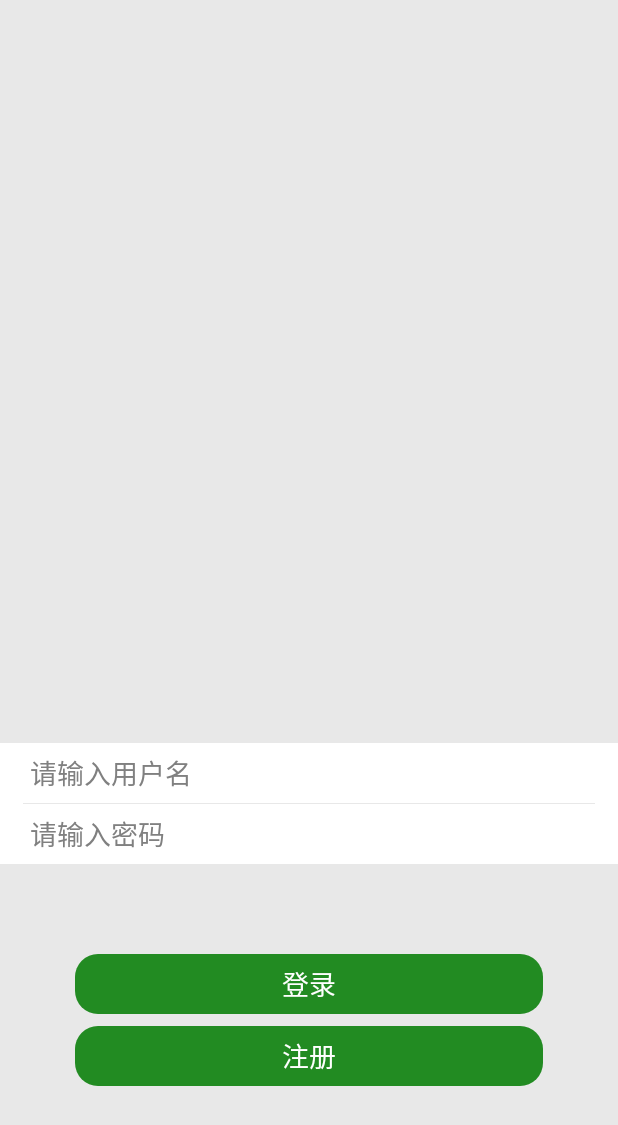
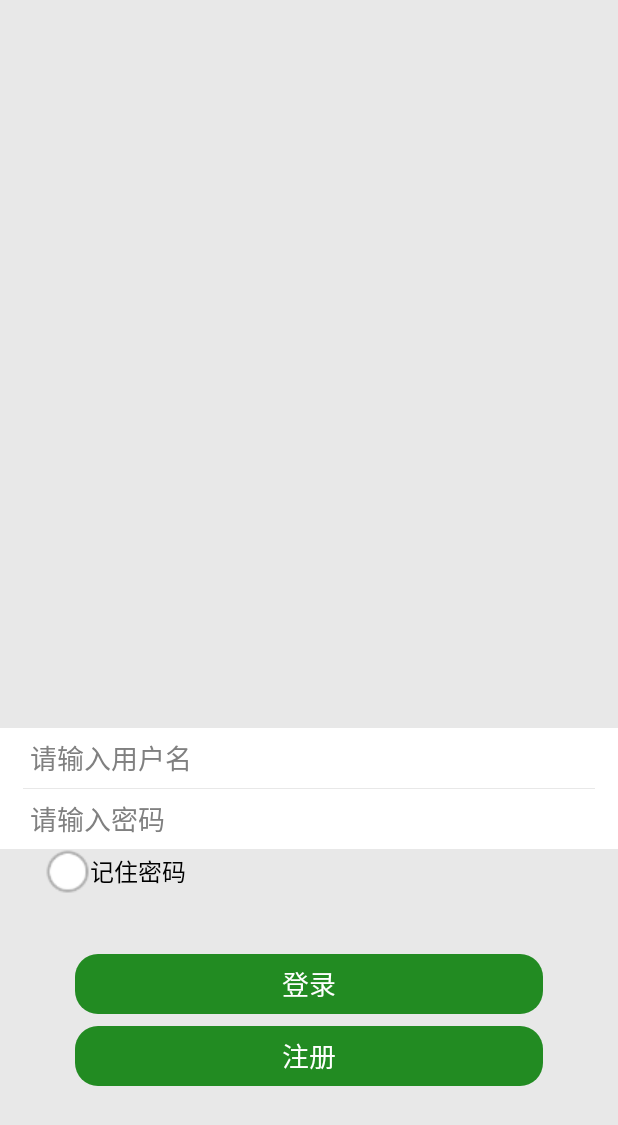
Before and after one commit to starraiser/Ye, an Android app: the screen it shows after launch (Login), on a phone screen of 412 x 824 dp. Shown: the top 1125 px of the screen. Run offline under Robolectric (Android 15) with nearby library versions, the phone set to English and light mode, and no system bars; libraries missing offline, so code that uses them is left out: com.tandong.sa; 2 statements that could not run were skipped.

Commit message:
添加记住密码功能

```diff
--- a/app/src/main/java/com/example/administrator/sqlite/Edit.java
+++ b/app/src/main/java/com/example/administrator/sqlite/Edit.java
@@ -71,7 +71,7 @@ public class Edit extends Activity {
 
         database = new DBManager(this);
 
-        SharedPreferences sharedPreferences = getSharedPreferences("test",Activity.MODE_PRIVATE);  // 获取当前用户id
+        SharedPreferences sharedPreferences = getSharedPreferences("info",Activity.MODE_PRIVATE);  // 获取当前用户id
         userId = sharedPreferences.getInt("userId",-1);
 
         SimpleDateFormat formatter = new SimpleDateFormat("yyyy-MM-dd HH:mm:ss");
--- a/app/src/main/java/com/example/administrator/sqlite/Login.java
+++ b/app/src/main/java/com/example/administrator/sqlite/Login.java
@@ -8,6 +8,7 @@ import android.graphics.BitmapFactory;
 import android.graphics.drawable.Drawable;
 import android.os.Bundle;
 import android.view.View;
+import android.widget.CheckBox;
 import android.widget.EditText;
 import android.widget.ImageView;
 import android.widget.TextView;
@@ -25,6 +26,7 @@ public class Login extends Activity {
     private TextView login;
     private TextView register;
     private ImageView avatar;
+    private CheckBox rememberPass;
 
     DBManager database;
 
@@ -44,6 +46,7 @@ public class Login extends Activity {
         login = (TextView)findViewById(R.id.login);
         register = (TextView)findViewById(R.id.register);
         avatar = (ImageView)findViewById(R.id.loginAvatar);
+        rememberPass = (CheckBox)findViewById(R.id.rememberPass);
 
         BitmapFactory.Options options = new BitmapFactory.Options();  // 添加圆形头像
         options.inMutable = false;
@@ -53,39 +56,49 @@ public class Login extends Activity {
         Drawable avatarDrawable = avatarDrawableFactory.getRoundedAvatarDrawable(bitmap);
         avatar.setImageDrawable(avatarDrawable);
 
-        String cacheName = database.getCache();
+        String cacheName = database.getCacheName();
         username.setText(cacheName);
+
+        if(1 == database.getCacheFlag()){
+            String pass = database.getCachePassword();
+            password.setText(pass);
+            rememberPass.setChecked(true);
+        }
 
         login.setOnClickListener(new OnClickListener() {
             @Override
             public void onClick(View v) {
                 if (0 == username.getText().length()) {  // 判断用户名是否为空
                     Toast toast = Toast.makeText(getApplicationContext(),
-                            "请输入用户名",Toast.LENGTH_SHORT);
+                            "请输入用户名", Toast.LENGTH_SHORT);
                     toast.show();
                 } else if (0 == password.getText().length()) {  // 判断密码是否为空
                     Toast toast = Toast.makeText(getApplicationContext(),
-                            "请输入密码",Toast.LENGTH_SHORT);
+                            "请输入密码", Toast.LENGTH_SHORT);
                     toast.show();
                 } else {
                     String name = username.getText().toString();  // 获取edittext里的用户名密码
                     String pass = password.getText().toString();
-                    if(database.checkUser(name,pass)){
-                        SharedPreferences mySharedPreferences = getSharedPreferences("test",Activity.MODE_PRIVATE);  // 利用SharedPreferences保存当前用户id
+                    if (database.checkUser(name, pass)) {
+                        SharedPreferences mySharedPreferences = getSharedPreferences("info", Activity.MODE_PRIVATE);  // 利用SharedPreferences保存当前用户id
                         SharedPreferences.Editor editor = mySharedPreferences.edit();
+
                         editor.putInt("userId", database.getIdByName(name));
                         editor.commit();
 
-                        database.addCache(name);  // 修改缓存的用户名
+                        if (rememberPass.isChecked()) {
+                            database.addCache(name,pass,1);  // 修改缓存的用户名
+                        } else{
+                            database.addCache(name,pass,0);
+                        }
 
                         Intent intentToMain = new Intent();
-                        intentToMain.setClass(Login.this,MainActivity.class);
+                        intentToMain.setClass(Login.this, MainActivity.class);
                         startActivity(intentToMain);
                         finish();
-                    }
-                    else{
+                    } else {
                         Toast toast = Toast.makeText(getApplicationContext(),
-                                "用户名或密码不正确",Toast.LENGTH_SHORT);
+                                "用户名或密码不正确", Toast.LENGTH_SHORT);
                         toast.show();
                     }
                 }
--- a/app/src/main/java/com/example/administrator/sqlite/MainActivity.java
+++ b/app/src/main/java/com/example/administrator/sqlite/MainActivity.java
@@ -46,7 +46,7 @@ public class MainActivity extends Activity {
 
         database = new DBManager(this);
 
-        SharedPreferences sharedPreferences = getSharedPreferences("test",Activity.MODE_PRIVATE);  // 获取当前用户id
+        SharedPreferences sharedPreferences = getSharedPreferences("info",Activity.MODE_PRIVATE);  // 获取当前用户id
         userId = sharedPreferences.getInt("userId",-1);
 
         listView = (ListView)findViewById(R.id.list);
--- a/app/src/main/java/com/example/administrator/sqlite/Register.java
+++ b/app/src/main/java/com/example/administrator/sqlite/Register.java
@@ -51,10 +51,10 @@ public class Register extends Activity {
                             User user = new User(tempName, tempPassword);
 
                             database.addUser(user);  // 向数据库添加新用户
-                            database.addCache(tempName);  // 修改缓存的用户名
+                            database.addCache(tempName,tempPassword,0);  // 修改缓存的用户名
 
                             SharedPreferences mySharedPreferences =
-                                    getSharedPreferences("test", Activity.MODE_PRIVATE);  // 利用SharedPreferences保存当前用户id
+                                    getSharedPreferences("info", Activity.MODE_PRIVATE);  // 利用SharedPreferences保存当前用户id
                             SharedPreferences.Editor editor = mySharedPreferences.edit();
                             editor.putInt("userId", database.getIdByName(tempName));
                             editor.commit();
--- a/app/src/main/java/com/example/administrator/sqlite/database/DBManager.java
+++ b/app/src/main/java/com/example/administrator/sqlite/database/DBManager.java
@@ -25,18 +25,20 @@ public class DBManager {
         db = helper.getWritableDatabase();
     }
 
-    public void addCache(String name){  // 添加或更新记住用户名的缓存
+    public void addCache(String name, String password, int flag){  // 添加或更新记住用户名的缓存
         ContentValues cv = new ContentValues();
         Cursor cursor = db.rawQuery("select _id from CACHE",null);
         if(0 == cursor.getCount()){
-            db.execSQL("insert into CACHE values(null,?)",new String[]{name});
+            db.execSQL("insert into CACHE values(null,?,?,?)",
+                    new String[]{name,password,Integer.toString(flag)});
         }
         else{
-            db.execSQL("update CACHE set userName=? where _id=?",new String[]{name,"1"});
+            db.execSQL("update CACHE set userName=? ,password=?,flag=? where _id=1",
+                    new String[]{name,password,Integer.toString(flag)});
         }
     }
 
-    public String getCache(){  // 获取缓存的用户名
+    public String getCacheName(){  // 获取缓存的用户名
         String name="";
         ContentValues cv = new ContentValues();
         Cursor cursor = db.rawQuery("select userName from CACHE where _id=?",new String[]{Integer.toString(1)});
@@ -46,6 +48,29 @@ public class DBManager {
         }
 
         return name;
+    }
+
+    public String getCachePassword(){
+        String password="";
+        ContentValues cv = new ContentValues();
+        Cursor cursor = db.rawQuery("select password from CACHE where _id=?",new String[]{Integer.toString(1)});
+
+        while(cursor.moveToNext()){
+            password=cursor.getString(cursor.getColumnIndex("password"));
+        }
+
+        return password;
+    }
+
+    public int getCacheFlag(){
+        int flag = 0;
+        ContentValues cv = new ContentValues();
+        Cursor cursor = db.rawQuery("select flag from CACHE where _id=?",new String[]{Integer.toString(1)});
+
+        while(cursor.moveToNext()){
+            flag = cursor.getInt(cursor.getColumnIndex("flag"));
+        }
+        return flag;
     }
 
     public void addUser(User user){  // 添加用户
@@ -115,7 +140,6 @@ public class DBManager {
             String title = cursor.getString(cursor.getColumnIndex("title"));
             String content = cursor.getString(cursor.getColumnIndex("content"));
             String path = cursor.getString(cursor.getColumnIndex("imgpath"));
-
             item = new Item(_id, time, title, content, path);
 
         }
--- a/app/src/main/java/com/example/administrator/sqlite/database/DBOpenHelper.java
+++ b/app/src/main/java/com/example/administrator/sqlite/database/DBOpenHelper.java
@@ -10,7 +10,7 @@ import android.database.sqlite.SQLiteOpenHelper;
 public class DBOpenHelper extends SQLiteOpenHelper {
 
     private static String DB_NAME = "my3.db";
-    private static int DB_VERSION = 5;
+    private static int DB_VERSION = 6;
 
     public DBOpenHelper(Context context){
         super(context,DB_NAME, null, DB_VERSION);
@@ -26,7 +26,7 @@ public class DBOpenHelper extends SQLiteOpenHelper {
                 "USER (_id INTEGER PRIMARY KEY AUTOINCREMENT, userName TEXT, password TEXT);");
 
         db.execSQL("CREATE TABLE IF NOT EXISTS CACHE (_id INTEGER PRIMARY KEY AUTOINCREMENT, " +
-                "userName TEXT);");
+                "userName TEXT, password TEXT, flag INTEGER);");
     }
 
     @Override
--- /dev/null
+++ b/app/src/main/res/drawable/my_checkbox.xml
@@ -0,0 +1,8 @@
+<?xml version="1.0" encoding="utf-8"?>
+<selector xmlns:android="http://schemas.android.com/apk/res/android">
+
+    <item android:drawable="@drawable/checkbox_pressed" android:state_checked="true"/>
+    <item android:drawable="@drawable/checkbox_normal" android:state_checked="false"/>
+    <item android:drawable="@drawable/checkbox_normal"/>
+
+</selector>
--- a/app/src/main/res/layout/activity_login.xml
+++ b/app/src/main/res/layout/activity_login.xml
@@ -26,8 +26,7 @@
         android:layout_width="match_parent"
         android:layout_height="wrap_content"
         android:orientation="vertical"
-        android:layout_above="@+id/login"
-        android:layout_marginBottom="30dp"
+        android:layout_above="@+id/checkboxLine"
         android:background="#FFFFFF">
 
         <EditText
@@ -58,6 +57,23 @@
             android:paddingLeft="20dp"
             android:hint="请输入密码"/>
 
+    </LinearLayout>
+    <LinearLayout
+        android:id="@+id/checkboxLine"
+        android:layout_width="match_parent"
+        android:layout_height="wrap_content"
+        android:orientation="horizontal"
+        android:layout_above="@+id/login"
+        android:layout_marginBottom="10dp"
+        android:layout_marginLeft="30dp"
+        android:layout_marginRight="30dp">
+        <CheckBox
+            android:id="@+id/rememberPass"
+            android:layout_width="wrap_content"
+            android:layout_height="match_parent"
+            android:text="记住密码"
+            style="@style/custom_checkbox"
+            android:checked="false"/>
     </LinearLayout>
         <TextView
             android:padding="0dp"
--- a/app/src/main/res/values/styles.xml
+++ b/app/src/main/res/values/styles.xml
@@ -35,4 +35,8 @@
         <item name="@android:windowExitAnimation">@anim/bottomview_anim_exit</item>
     </style>
 
+    <style name="custom_checkbox" parent="@android:style/Widget.CompoundButton.CheckBox">
+        <item name="android:button">@drawable/my_checkbox</item>
+    </style>
+
 </resources>
```
Also changed, not shown: app/src/main/res/drawable/checkbox_normal.png (added), app/src/main/res/drawable/checkbox_pressed.png (added).
